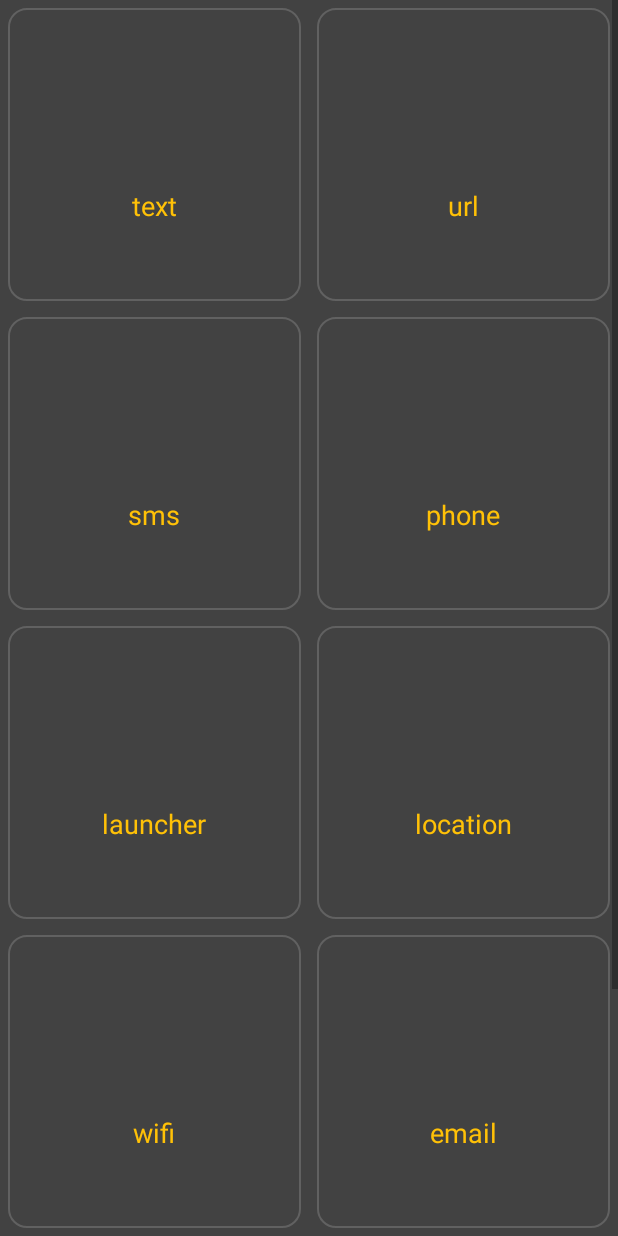
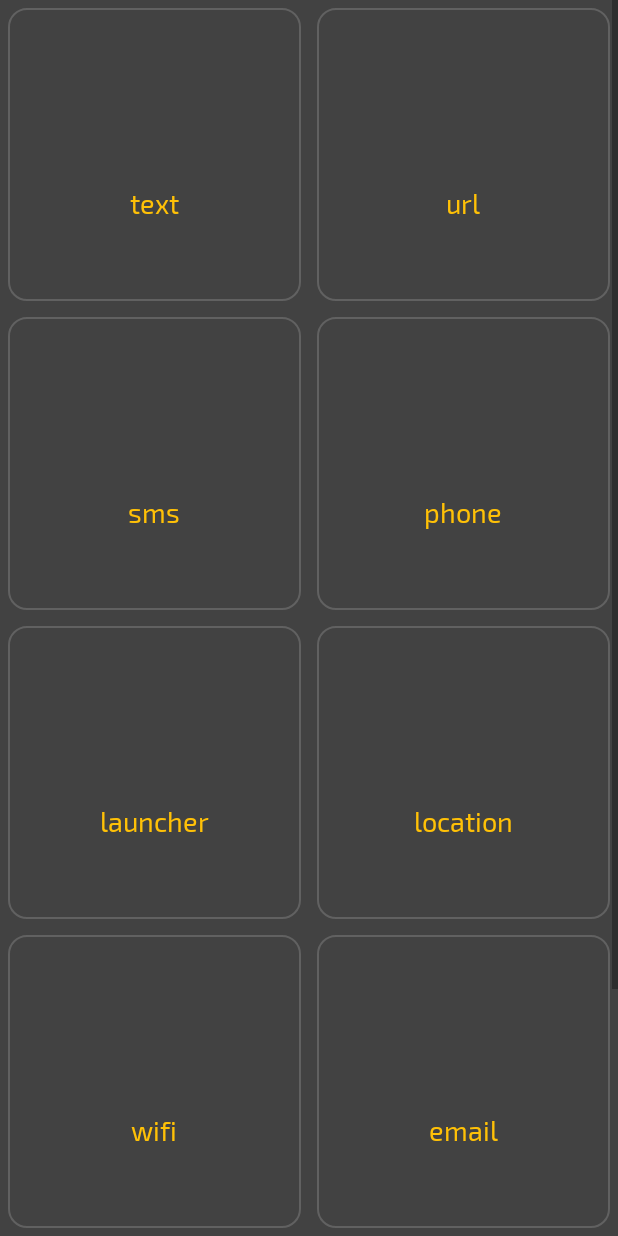
Before and after one commit to l3vick/EasyNfc, an Android app: the fragment TagsFragment shown on its own in the app's theme, on a phone screen of 412 x 824 dp. Run offline under Robolectric (Android 15) with nearby library versions, the phone set to English and light mode, and no system bars; our stand-ins replace data binding; 1 statement that could not run was skipped.

```diff
--- a/app/src/main/res/layout/fragment_tags.xml
+++ b/app/src/main/res/layout/fragment_tags.xml
@@ -13,6 +13,7 @@
         android:layout_height="match_parent">
 
         <ScrollView
+            app:layout_constraintTop_toTopOf="parent"
             android:layout_width="match_parent"
             android:layout_height="wrap_content">
 
--- a/app/src/main/res/layout/item_tags.xml
+++ b/app/src/main/res/layout/item_tags.xml
@@ -40,11 +40,8 @@
                     android:layout_width="match_parent"
                     android:layout_height="wrap_content"
                     android:layout_below="@+id/img_type"
-                    android:layout_marginTop="@dimen/item_tags_txt_margin_top"
-                    android:gravity="center"
-                    android:text="@{title}"
-                    android:textColor="@color/amber_material_500"
-                    android:textSize="@dimen/item_tags_txt_size" />
+                    style="@style/tag_txt"
+                    android:text="@{title}" />
 
             </RelativeLayout>
         </RelativeLayout>
--- a/app/src/main/res/values/styles.xml
+++ b/app/src/main/res/values/styles.xml
@@ -33,15 +33,13 @@
         <item name="android:fontFamily">@font/exo2</item>
     </style>
 
-    <!-- Tags Buttons Style -->
-    <style name="tag_btn" parent="@android:style/Widget.Button">
-        <item name="android:textColor">@color/gray_material_50</item>
-        <item name="android:textAllCaps">false</item>
-        <item name="android:textSize">24sp</item>
-        <item name="android:lineSpacingExtra">1dp</item>
-        <item name="android:letterSpacing">0.08</item>
+    <!-- Tags  Style -->
+    <style name="tag_txt" parent="@android:style/Widget.TextView">
+        <item name="android:textColor">@color/amber_material_500</item>
+        <item name="android:textSize">@dimen/item_tags_txt_size</item>
         <item name="android:fontFamily">@font/exo2</item>
+        <item name="android:gravity">center</item>
+        <item name="android:layout_marginTop">@dimen/item_tags_txt_margin_top</item>
     </style>
 
-
 </resources>
```
Also changed, not shown: app/src/main/java/com/easynfc/MainActivity.kt (+1 -23 lines), app/src/main/java/com/easynfc/util/FragmentUtils.kt (deleted, +0 -61 lines), app/src/main/res/layout/fragment_menu.xml (+6 -3 lines).
